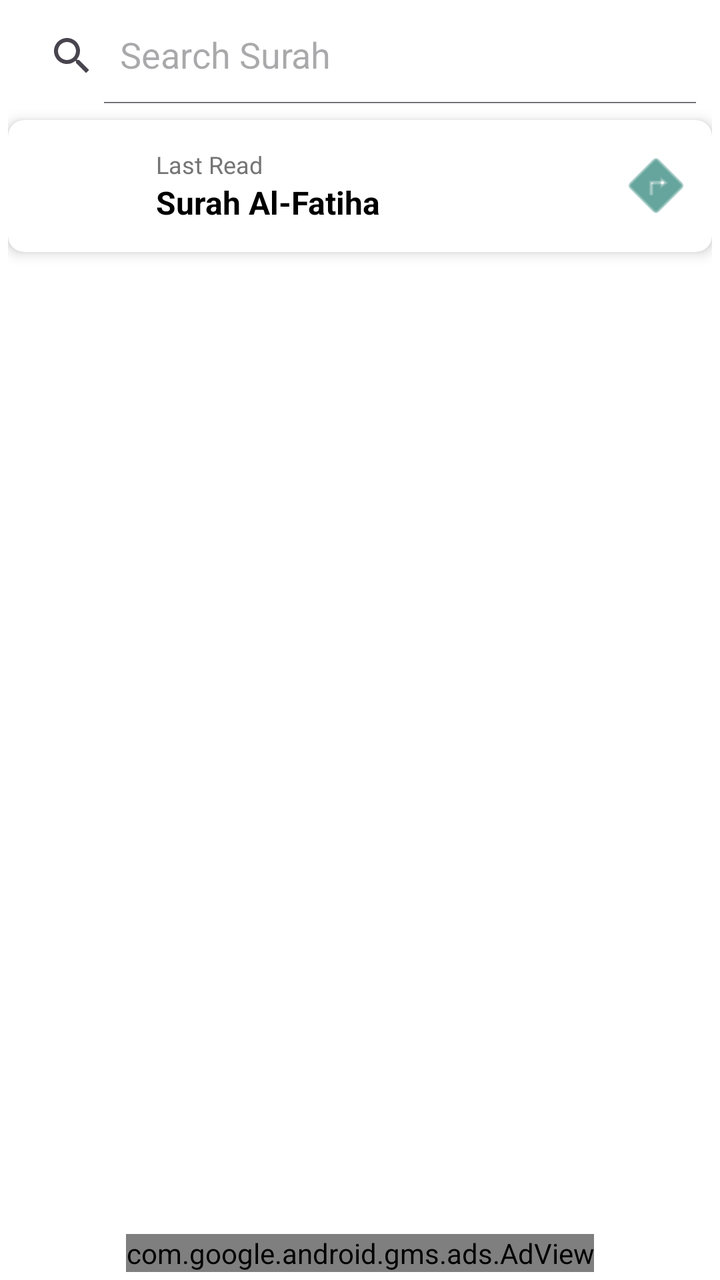
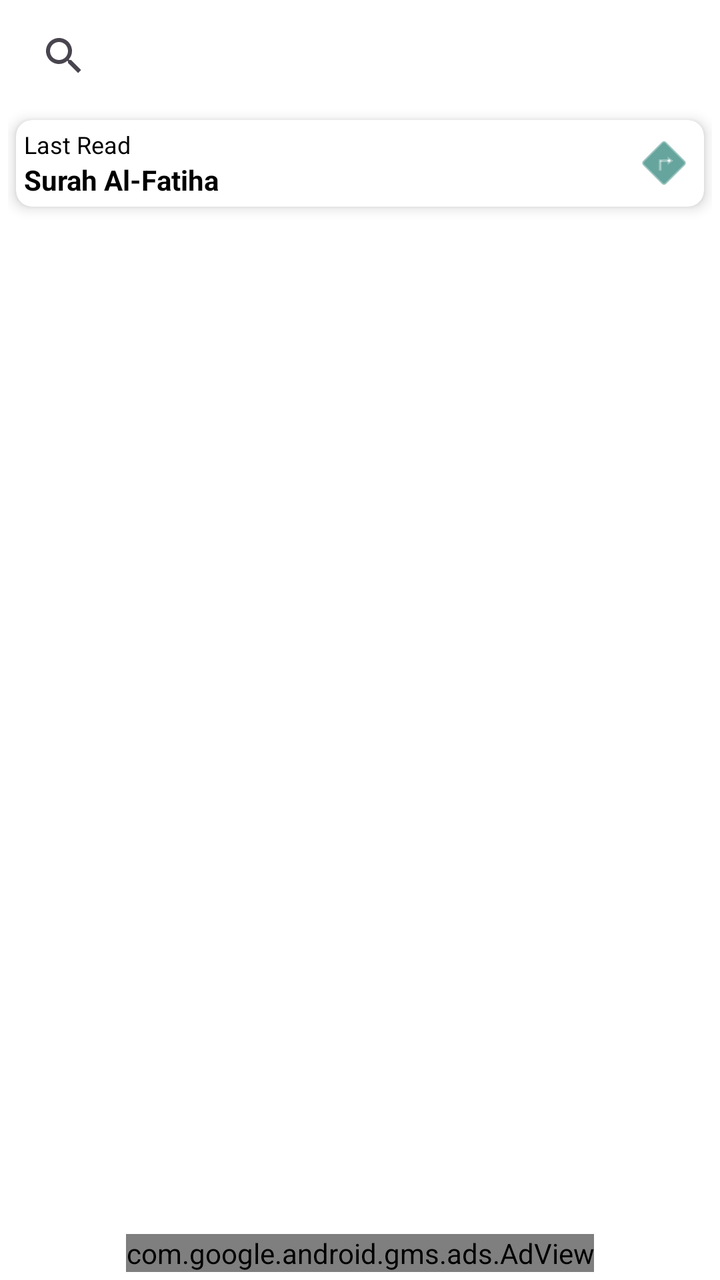

Compare the two renders of this Android layout. The source of the first and the diff that turns it into the second are given below.
<!-- AndroidManifest.xml: application theme Theme.MoslemApp -->
<!-- res/layout/fragment_quran.xml -->
<?xml version="1.0" encoding="utf-8"?>
<LinearLayout xmlns:android="http://schemas.android.com/apk/res/android"
    android:layout_width="match_parent"
    android:layout_height="match_parent"
    xmlns:app="http://schemas.android.com/apk/res-auto"
    xmlns:tools="http://schemas.android.com/tools"
    android:orientation="vertical"
    android:padding="4dp">

    <androidx.appcompat.widget.SearchView
        android:id="@+id/searchView"
        android:layout_width="match_parent"
        android:layout_height="wrap_content"
        android:layout_marginBottom="8dp"
        app:iconifiedByDefault="false"
        app:queryHint="Search Surah"
        android:background="@color/white"
        xmlns:app="http://schemas.android.com/apk/res-auto"/>

    <androidx.cardview.widget.CardView
        android:id="@+id/cardLastRead"
        android:layout_width="match_parent"
        android:layout_height="wrap_content"
        android:layout_marginBottom="16dp"
        app:cardCornerRadius="8dp"
        app:cardElevation="4dp"
        android:visibility="visible"
        xmlns:app="http://schemas.android.com/apk/res-auto">

        <LinearLayout
            android:layout_width="match_parent"
            android:layout_height="wrap_content"
            android:orientation="horizontal"
            android:padding="8dp"
            android:gravity="center_vertical"
            android:background="?attr/selectableItemBackground">

            <ImageView
                android:layout_width="50dp"
                android:layout_height="50dp"
                android:src="@mipmap/ic_launcher_round"
                android:layout_marginEnd="16dp"
                />

            <LinearLayout
                android:layout_width="0dp"
                android:layout_height="wrap_content"
                android:layout_weight="1"
                android:orientation="vertical">

                <TextView
                    android:layout_width="wrap_content"
                    android:layout_height="wrap_content"
                    android:text="Last Read"
                    android:textSize="12sp"
                    android:textColor="#757575"/>

                <TextView
                    android:id="@+id/tvLastReadSurah"
                    android:layout_width="wrap_content"
                    android:layout_height="wrap_content"
                    android:text="Surah Al-Fatiha"
                    android:textSize="16sp"
                    android:textStyle="bold"
                    android:textColor="@android:color/black"/>
            </LinearLayout>

            <ImageView
                android:layout_width="40dp"
                android:layout_height="40dp"
                android:src="@android:drawable/ic_menu_directions"
                app:tint="@color/primary_green"/>

        </LinearLayout>

    </androidx.cardview.widget.CardView>

    <TextView
        android:layout_width="wrap_content"
        android:layout_height="wrap_content"
        android:text="Al Quran"
        android:textSize="24sp"
        android:textStyle="bold"
        android:layout_gravity="center_horizontal"
        android:layout_marginBottom="16dp"
        android:visibility="gone"/>

    <androidx.recyclerview.widget.RecyclerView
        android:id="@+id/rvQuran"
        android:layout_width="match_parent"
        android:layout_height="0dp"
        android:layout_weight="1"
        tools:listitem="@layout/item_surah"
        />

    <com.google.android.gms.ads.AdView
        android:id="@+id/adView"
        android:layout_width="wrap_content"
        android:layout_height="wrap_content"
        android:layout_alignParentBottom="true"
        android:layout_centerHorizontal="true"
        app:adSize="BANNER"
        android:layout_gravity="center"
        app:adUnitId="@string/admob_banner_id"
        app:layout_constraintBottom_toBottomOf="parent"
        app:layout_constraintEnd_toEndOf="parent"
        app:layout_constraintStart_toStartOf="parent" />


</LinearLayout>
<!-- res/layout/item_surah.xml (included above) -->
<?xml version="1.0" encoding="utf-8"?>
<androidx.cardview.widget.CardView xmlns:android="http://schemas.android.com/apk/res/android"
    xmlns:app="http://schemas.android.com/apk/res-auto"
    android:layout_width="match_parent"
    android:layout_height="wrap_content"
    android:layout_margin="2dp"
    app:cardCornerRadius="8dp"
    app:cardElevation="4dp">

    <androidx.constraintlayout.widget.ConstraintLayout
        android:layout_width="match_parent"
        android:layout_height="wrap_content"
        android:background="@color/teal_700"
        android:padding="8dp">

        <TextView
            android:id="@+id/tvNumber"
            android:layout_width="wrap_content"
            android:layout_height="match_parent"
            android:text="1"
            android:textSize="24sp"
            android:textStyle="bold"
            android:textColor="@color/white"
            app:layout_constraintStart_toStartOf="parent"
            app:layout_constraintTop_toTopOf="parent"
            app:layout_constraintBottom_toBottomOf="parent"/>

        <LinearLayout
            android:layout_width="0dp"
            android:layout_height="wrap_content"
            android:orientation="vertical"
            android:layout_marginStart="16dp"
            app:layout_constraintStart_toEndOf="@id/tvNumber"
            app:layout_constraintTop_toTopOf="parent"
            app:layout_constraintBottom_toBottomOf="parent"
            app:layout_constraintEnd_toStartOf="@id/tvNameArabic">

            <TextView
                android:id="@+id/tvEnglishName"
                android:layout_width="wrap_content"
                android:layout_height="wrap_content"
                android:text="Al-Fatiha"
                android:textColor="@color/white"
                android:textStyle="bold"
                android:textSize="16sp"/>

            <TextView
                android:id="@+id/tvEnglishNameTranslation"
                android:layout_width="wrap_content"
                android:layout_height="wrap_content"
                android:text="The Opening"
                android:textSize="14sp"
                android:textColor="@android:color/white"
                />

            <TextView
                android:id="@+id/tvVerses"
                android:layout_width="wrap_content"
                android:layout_height="wrap_content"
                android:text="7 Verses"
                android:textSize="12sp"
                android:textColor="@android:color/white"
                android:layout_marginTop="4dp"/>
        </LinearLayout>

        <TextView
            android:id="@+id/tvNameArabic"
            android:layout_width="wrap_content"
            android:layout_height="wrap_content"
            android:text="سورة الفاتحة"
            android:textSize="20sp"
            android:textStyle="bold"
            android:textColor="#FFEB3B"
            app:layout_constraintEnd_toEndOf="parent"
            app:layout_constraintTop_toTopOf="parent"
            app:layout_constraintBottom_toBottomOf="parent"/>

    </androidx.constraintlayout.widget.ConstraintLayout>

</androidx.cardview.widget.CardView>
<!-- resources referenced by this layout -->
<resources>
  <color name="primary_green">#00695C</color>
  <color name="teal_700">#FF018786</color>
  <color name="white">#FFFFFFFF</color>
  <!-- mipmap ic_launcher_round (mipmap-anydpi-v26) -->
  <?xml version="1.0" encoding="utf-8"?>
  <adaptive-icon xmlns:android="http://schemas.android.com/apk/res/android">
      <background android:drawable="@drawable/ic_launcher_background"/>
      <foreground android:drawable="@mipmap/ic_launcher_foreground"/>
  </adaptive-icon>
  <string name="admob_banner_id" translatable="false">ca-app-pub-3940256099942544/6300978111</string>
  <style name="Theme.MoslemApp" parent="Base.Theme.MoslemApp" />
  <!-- drawable ic_launcher_background: vector/xml drawable (drawable, 4866 chars, omitted) -->
  <style name="Base.Theme.MoslemApp" parent="Theme.Material3.DayNight.NoActionBar">
  
          <item name="colorPrimary">@color/teal_700</item>
          
          
          
          
          
          
          
          <item name="android:statusBarColor">?attr/colorPrimary</item>
          <item name="android:colorBackground">@android:color/white</item>
      </style>
</resources>

<!-- the commit's change to res/layout/fragment_quran.xml (unified diff, before → after) -->
@@ -11,8 +11,9 @@
         android:id="@+id/searchView"
         android:layout_width="match_parent"
         android:layout_height="wrap_content"
-        android:layout_marginBottom="8dp"
-        app:iconifiedByDefault="false"
+        android:layout_marginBottom="4dp"
+        android:layout_marginHorizontal="4dp"
+        app:iconifiedByDefault="true"
         app:queryHint="Search Surah"
         android:background="@color/white"
         xmlns:app="http://schemas.android.com/apk/res-auto"/>
@@ -21,7 +22,8 @@
         android:id="@+id/cardLastRead"
         android:layout_width="match_parent"
         android:layout_height="wrap_content"
-        android:layout_marginBottom="16dp"
+        android:layout_marginVertical="4dp"
+        android:layout_marginHorizontal="4dp"
         app:cardCornerRadius="8dp"
         app:cardElevation="4dp"
         android:visibility="visible"
@@ -31,7 +33,7 @@
             android:layout_width="match_parent"
             android:layout_height="wrap_content"
             android:orientation="horizontal"
-            android:padding="8dp"
+            android:padding="4dp"
             android:gravity="center_vertical"
             android:background="?attr/selectableItemBackground">
 
@@ -40,6 +42,7 @@
                 android:layout_height="50dp"
                 android:src="@mipmap/ic_launcher_round"
                 android:layout_marginEnd="16dp"
+                android:visibility="gone"
                 />
 
             <LinearLayout
@@ -53,21 +56,21 @@
                     android:layout_height="wrap_content"
                     android:text="Last Read"
                     android:textSize="12sp"
-                    android:textColor="#757575"/>
+                    android:textColor="#000000"/>
 
                 <TextView
                     android:id="@+id/tvLastReadSurah"
                     android:layout_width="wrap_content"
                     android:layout_height="wrap_content"
                     android:text="Surah Al-Fatiha"
-                    android:textSize="16sp"
+                    android:textSize="14sp"
                     android:textStyle="bold"
                     android:textColor="@android:color/black"/>
             </LinearLayout>
 
             <ImageView
-                android:layout_width="40dp"
-                android:layout_height="40dp"
+                android:layout_width="32dp"
+                android:layout_height="32dp"
                 android:src="@android:drawable/ic_menu_directions"
                 app:tint="@color/primary_green"/>
 
@@ -136,11 +139,11 @@
             app:layout_constraintTop_toTopOf="parent"
             app:layout_constraintBottom_toBottomOf="parent"/>
 
-        <LinearLayout
+        <androidx.constraintlayout.widget.ConstraintLayout
             android:layout_width="0dp"
             android:layout_height="wrap_content"
             android:orientation="vertical"
-            android:layout_marginStart="16dp"
+            android:layout_marginStart="4dp"
             app:layout_constraintStart_toEndOf="@id/tvNumber"
             app:layout_constraintTop_toTopOf="parent"
             app:layout_constraintBottom_toBottomOf="parent"
@@ -150,18 +153,23 @@
                 android:id="@+id/tvEnglishName"
                 android:layout_width="wrap_content"
                 android:layout_height="wrap_content"
-                android:text="Al-Fatiha"
+                android:text="Al-Fatiha "
                 android:textColor="@color/white"
                 android:textStyle="bold"
-                android:textSize="16sp"/>
+                android:textSize="16sp"
+                app:layout_constraintTop_toTopOf="parent"
+                app:layout_constraintStart_toStartOf="parent"
+                />
 
             <TextView
                 android:id="@+id/tvEnglishNameTranslation"
                 android:layout_width="wrap_content"
                 android:layout_height="wrap_content"
                 android:text="The Opening"
-                android:textSize="14sp"
+                android:textSize="12sp"
                 android:textColor="@android:color/white"
+                app:layout_constraintTop_toBottomOf="@id/tvEnglishName"
+                app:layout_constraintStart_toStartOf="parent"
                 />
 
             <TextView
@@ -169,10 +177,13 @@
                 android:layout_width="wrap_content"
                 android:layout_height="wrap_content"
                 android:text="7 Verses"
-                android:textSize="12sp"
+                android:textSize="10sp"
                 android:textColor="@android:color/white"
-                android:layout_marginTop="4dp"/>
-        </LinearLayout>
+                android:layout_marginTop="4dp"
+                app:layout_constraintTop_toTopOf="parent"
+                app:layout_constraintStart_toEndOf="@id/tvEnglishName"
+                />
+        </androidx.constraintlayout.widget.ConstraintLayout>
 
         <TextView
             android:id="@+id/tvNameArabic"
